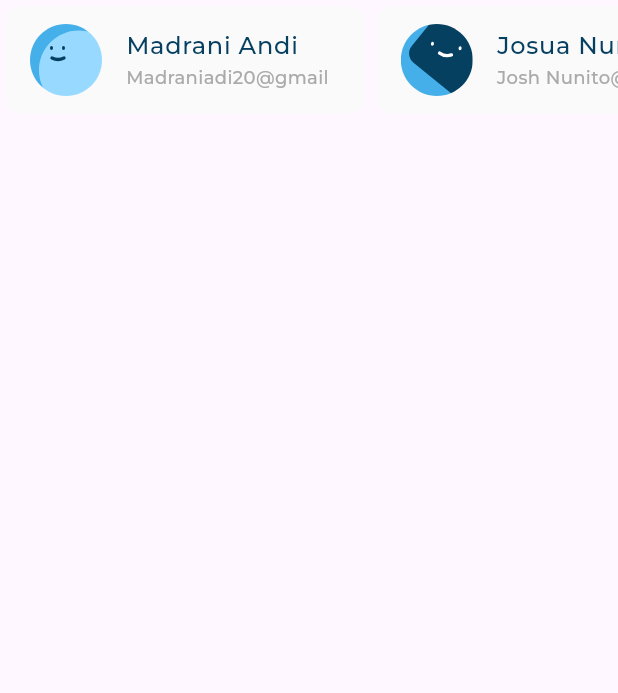
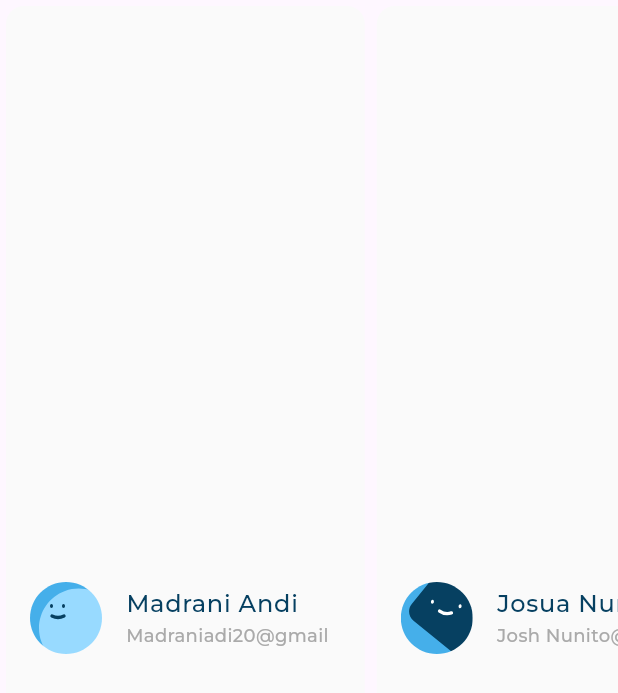
Before and after one commit to Fatma-kabil/responsive_dash_board, a Flutter app: the LatestTransactionListView widget shown alone on an empty page, opened directly, on a phone screen of 412 x 824 dp. Shown: the top 693 px of the screen. Run offline on Flutter 3.47's test engine with Material 3 defaults, Android fonts, the phone set to English and light mode, and no system bars; our stand-ins replace flutter_svg; project files that could hold a hidden picture were left out.

Commit message:
Latest transaction done

```diff
--- a/lib/views/widgets/latest_transaction_list_view.dart
+++ b/lib/views/widgets/latest_transaction_list_view.dart
@@ -22,18 +22,32 @@ class LatestTransactionListView extends StatelessWidget {
 
   @override
   Widget build(BuildContext context) {
-    return SizedBox(
-      height: 80,
-      child: ListView.builder(
-        scrollDirection: Axis.horizontal,
-        itemCount: items.length,
-        itemBuilder: (context, index) {
-          return IntrinsicWidth(
-            child: UserInfoListTile(
-               userInfoModel: items[index],),
-          );
-        },
-      ),
+    return SingleChildScrollView(
+      scrollDirection: Axis.horizontal,
+      child: Row(
+          children: items
+              .map(
+                (e) => IntrinsicWidth(
+                  child: UserInfoListTile(
+                    userInfoModel: e,
+                  ),
+                ),
+              )
+              .toList()),
     );
+
+    //  return SizedBox(
+    //   height: 80,
+    //  child: ListView.builder(
+    //    scrollDirection: Axis.horizontal,
+    //   itemCount: items.length,
+    //  itemBuilder: (context, index) {
+    //    return IntrinsicWidth(
+    //     child: UserInfoListTile(
+    //      userInfoModel: items[index],),
+    //   );
+    //   },
+    // ),
+    //  );
   }
 }
```
